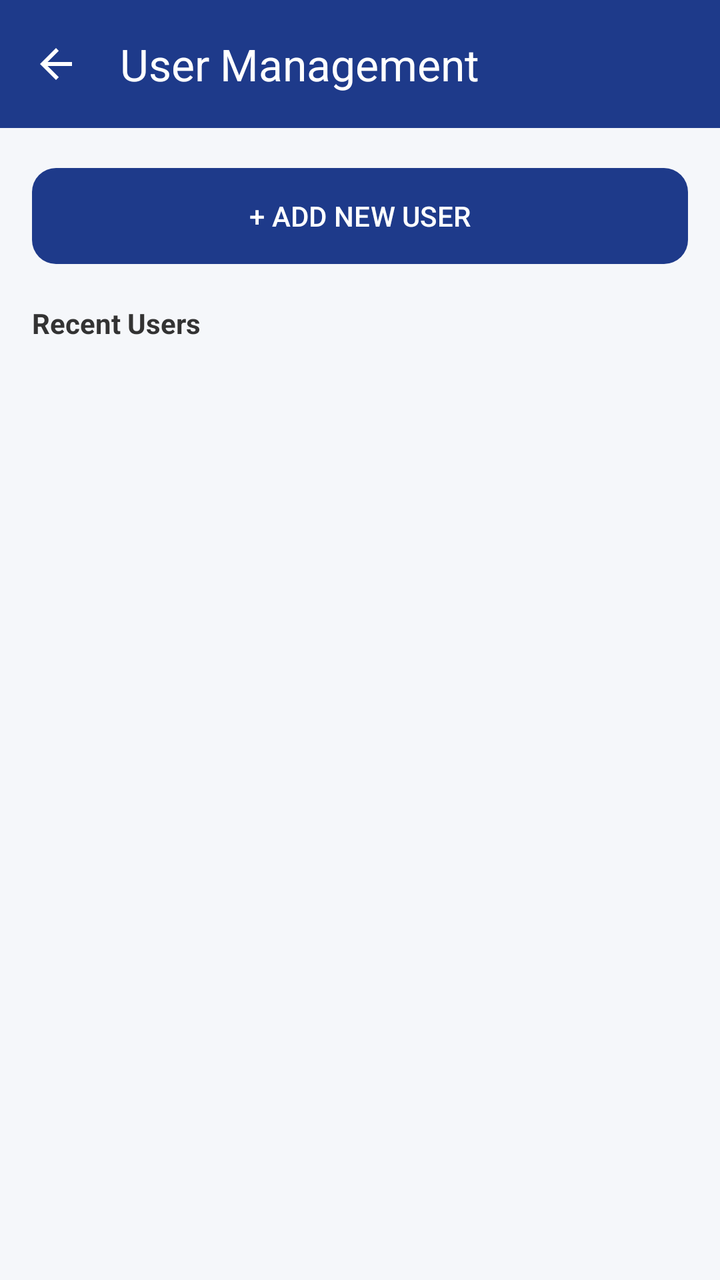
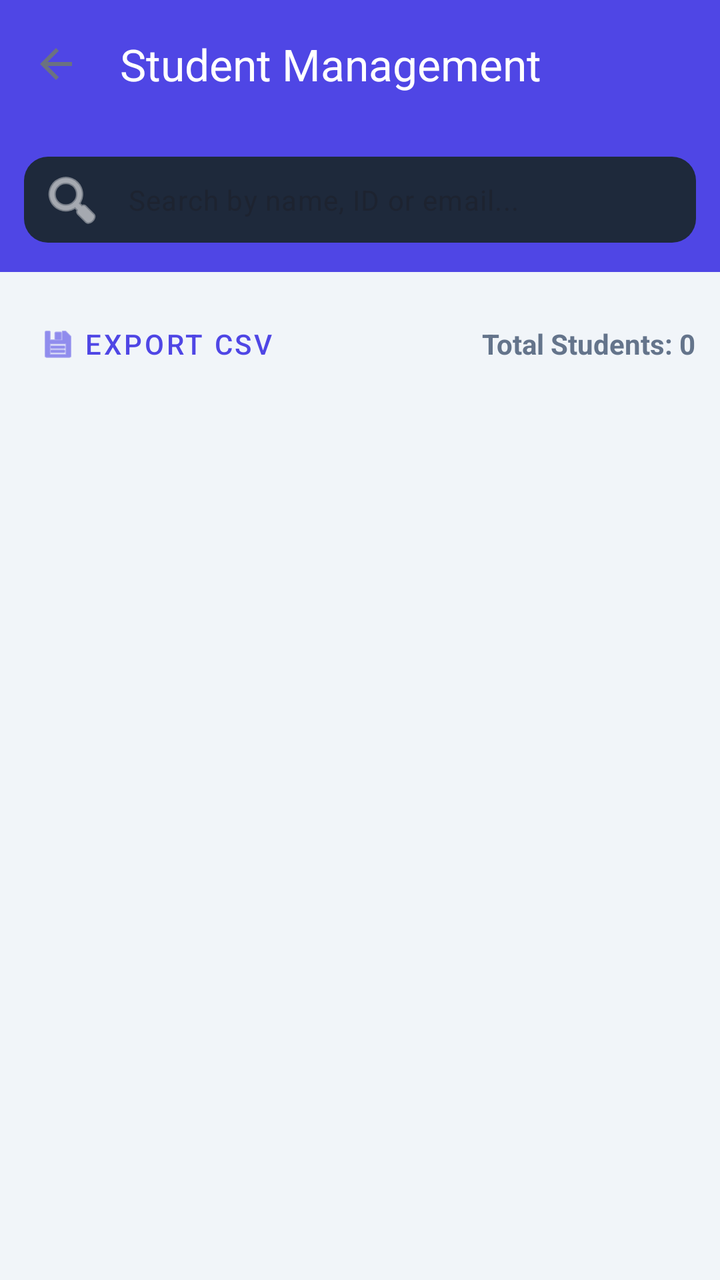

Compare the two renders of this Android layout. The source of the first and the diff that turns it into the second are given below.
<!-- AndroidManifest.xml: application theme Theme.TestApp -->
<!-- res/layout/activity_admin_user_management.xml -->
<?xml version="1.0" encoding="utf-8"?>
<androidx.coordinatorlayout.widget.CoordinatorLayout xmlns:android="http://schemas.android.com/apk/res/android"
    xmlns:app="http://schemas.android.com/apk/res-auto"
    xmlns:tools="http://schemas.android.com/tools"
    android:layout_width="match_parent"
    android:layout_height="match_parent"
    android:background="#F5F7FA"
    tools:context=".AdminUserManagementActivity">

    <com.google.android.material.appbar.AppBarLayout
        android:layout_width="match_parent"
        android:layout_height="wrap_content"
        android:theme="@style/ThemeOverlay.AppCompat.Dark.ActionBar">
        <androidx.appcompat.widget.Toolbar
            android:id="@+id/userMgmtToolbar"
            android:layout_width="match_parent"
            android:layout_height="?attr/actionBarSize"
            android:background="?attr/colorPrimary"
            app:navigationIcon="?attr/homeAsUpIndicator"
            app:title="User Management" />
    </com.google.android.material.appbar.AppBarLayout>

    <androidx.core.widget.NestedScrollView
        android:layout_width="match_parent"
        android:layout_height="match_parent"
        app:layout_behavior="@string/appbar_scrolling_view_behavior">

        <LinearLayout
            android:layout_width="match_parent"
            android:layout_height="wrap_content"
            android:orientation="vertical"
            android:padding="16dp">

            <com.google.android.material.button.MaterialButton
                android:id="@+id/btnAddUser"
                android:layout_width="match_parent"
                android:layout_height="56dp"
                android:text="+ ADD NEW USER"
                app:cornerRadius="12dp"
                android:layout_marginBottom="16dp"/>

            <TextView
                android:layout_width="wrap_content"
                android:layout_height="wrap_content"
                android:text="Recent Users"
                android:textStyle="bold"
                android:textColor="#333333"
                android:layout_marginBottom="8dp"/>

            <LinearLayout
                android:id="@+id/userListContainer"
                android:layout_width="match_parent"
                android:layout_height="wrap_content"
                android:orientation="vertical" />

        </LinearLayout>
    </androidx.core.widget.NestedScrollView>

</androidx.coordinatorlayout.widget.CoordinatorLayout>
<!-- resources referenced by this layout -->
<resources>
  <style name="Theme.TestApp" parent="Base.Theme.TestApp" />
  <style name="Base.Theme.TestApp" parent="Theme.Material3.DayNight.NoActionBar">
          
          <item name="colorPrimary">@color/colorPrimary</item>
          <item name="colorPrimaryVariant">@color/colorPrimaryDark</item>
          <item name="colorOnPrimary">@color/white</item>
  
          
          <item name="colorSecondary">@color/colorAccent</item>
          <item name="colorOnSecondary">@color/white</item>
  
          
          <item name="android:windowBackground">@color/dashboard_bg</item>
          <item name="colorSurface">@color/card_bg</item>
          <item name="colorOnSurface">@color/text_primary</item>
  
          
          <item name="android:statusBarColor">@color/colorPrimary</item>
          <item name="android:windowLightStatusBar">false</item>
      </style>
  <color name="colorPrimary">#1E3A8A</color>
  <color name="colorPrimaryDark">#1E3A8A</color>
  <color name="white">#FFFFFFFF</color>
  <color name="colorAccent">#3B82F6</color>
  <color name="dashboard_bg">#FFFFFF</color>
  <color name="card_bg">#FFFFFF</color>
  <color name="text_primary">#111827</color>
</resources>

<!-- the commit's change to res/layout/activity_admin_user_management.xml (unified diff, before → after) -->
@@ -4,20 +4,39 @@
     xmlns:tools="http://schemas.android.com/tools"
     android:layout_width="match_parent"
     android:layout_height="match_parent"
-    android:background="#F5F7FA"
+    android:background="#F1F5F9"
     tools:context=".AdminUserManagementActivity">
 
     <com.google.android.material.appbar.AppBarLayout
         android:layout_width="match_parent"
-        android:layout_height="wrap_content"
-        android:theme="@style/ThemeOverlay.AppCompat.Dark.ActionBar">
+        android:layout_height="wrap_content">
         <androidx.appcompat.widget.Toolbar
             android:id="@+id/userMgmtToolbar"
             android:layout_width="match_parent"
             android:layout_height="?attr/actionBarSize"
-            android:background="?attr/colorPrimary"
+            android:background="@color/colorPrimary"
             app:navigationIcon="?attr/homeAsUpIndicator"
-            app:title="User Management" />
+            app:title="Student Management"
+            app:titleTextColor="@color/white" />
+
+        <com.google.android.material.textfield.TextInputLayout
+            android:layout_width="match_parent"
+            android:layout_height="wrap_content"
+            android:padding="12dp"
+            android:background="@color/colorPrimary"
+            app:hintEnabled="false"
+            app:startIconDrawable="@android:drawable/ic_menu_search"
+            app:startIconTint="@color/white">
+            <com.google.android.material.textfield.TextInputEditText
+                android:id="@+id/etSearchUser"
+                android:layout_width="match_parent"
+                android:layout_height="wrap_content"
+                android:hint="Search by name, ID or email..."
+                android:textColor="@color/white"
+                android:background="@drawable/bg_rounded_dark"
+                android:padding="12dp"
+                android:textSize="14sp" />
+        </com.google.android.material.textfield.TextInputLayout>
     </com.google.android.material.appbar.AppBarLayout>
 
     <androidx.core.widget.NestedScrollView
@@ -29,23 +48,33 @@
             android:layout_width="match_parent"
             android:layout_height="wrap_content"
             android:orientation="vertical"
-            android:padding="16dp">
+            android:padding="12dp">
 
-            <com.google.android.material.button.MaterialButton
-                android:id="@+id/btnAddUser"
+            <LinearLayout
                 android:layout_width="match_parent"
-                android:layout_height="56dp"
-                android:text="+ ADD NEW USER"
-                app:cornerRadius="12dp"
-                android:layout_marginBottom="16dp"/>
+                android:layout_height="wrap_content"
+                android:orientation="horizontal"
+                android:gravity="center_vertical"
+                android:layout_marginBottom="12dp">
 
-            <TextView
-                android:layout_width="wrap_content"
-                android:layout_height="wrap_content"
-                android:text="Recent Users"
-                android:textStyle="bold"
-                android:textColor="#333333"
-                android:layout_marginBottom="8dp"/>
+                <com.google.android.material.button.MaterialButton
+                    android:id="@+id/btnExportData"
+                    style="@style/Widget.MaterialComponents.Button.TextButton"
+                    android:layout_width="wrap_content"
+                    android:layout_height="wrap_content"
+                    android:text="Export CSV"
+                    app:icon="@android:drawable/ic_menu_save" />
+
+                <View android:layout_width="0dp" android:layout_height="0dp" android:layout_weight="1" />
+
+                <TextView
+                    android:id="@+id/tvUserCount"
+                    android:layout_width="wrap_content"
+                    android:layout_height="wrap_content"
+                    android:text="Total Students: 0"
+                    android:textStyle="bold"
+                    android:textColor="#64748B"/>
+            </LinearLayout>
 
             <LinearLayout
                 android:id="@+id/userListContainer"
<!-- resource entries referenced after the edit -->
@@ -1,31 +1,58 @@
 <!-- resources referenced by this layout -->
 <resources>
   <style name="Theme.TestApp" parent="Base.Theme.TestApp" />
+  <color name="primary_indigo">#4F46E5</color>
   <style name="Base.Theme.TestApp" parent="Theme.Material3.DayNight.NoActionBar">
           
-          <item name="colorPrimary">@color/colorPrimary</item>
-          <item name="colorPrimaryVariant">@color/colorPrimaryDark</item>
+          <item name="colorPrimary">@color/blue_600</item>
           <item name="colorOnPrimary">@color/white</item>
+          <item name="colorPrimaryContainer">@color/blue_500</item>
+          <item name="colorOnPrimaryContainer">@color/white</item>
   
           
-          <item name="colorSecondary">@color/colorAccent</item>
+          <item name="colorSecondary">@color/slate_700</item>
           <item name="colorOnSecondary">@color/white</item>
+          <item name="colorSecondaryContainer">#E0E7FF</item>
+          <item name="colorOnSecondaryContainer">@color/blue_600</item>
   
           
-          <item name="android:windowBackground">@color/dashboard_bg</item>
-          <item name="colorSurface">@color/card_bg</item>
-          <item name="colorOnSurface">@color/text_primary</item>
+          <item name="android:windowBackground">@color/slate_50</item>
+          <item name="colorSurface">@color/white</item>
+          <item name="colorOnSurface">@color/slate_900</item>
+          <item name="colorSurfaceVariant">#F3F4F6</item>
+          <item name="colorOnSurfaceVariant">@color/slate_700</item>
+          <item name="colorOutline">@color/slate_200</item>
   
           
-          <item name="android:statusBarColor">@color/colorPrimary</item>
-          <item name="android:windowLightStatusBar">false</item>
+          <item name="android:textColorPrimary">@color/slate_900</item>
+          <item name="android:textColorSecondary">@color/slate_500</item>
+  
+          
+          <item name="android:statusBarColor">@color/white</item>
+          <item name="android:windowLightStatusBar">true</item>
+  
+          
+          <item name="itemIconTint">@color/nav_item_colors</item>
+          <item name="itemTextColor">@color/nav_item_colors</item>
       </style>
-  <color name="colorPrimary">#1E3A8A</color>
-  <color name="colorPrimaryDark">#1E3A8A</color>
+  <color name="blue_600">@color/primary_indigo</color>
+  <color name="blue_500">#6366F1</color>
+  <color name="slate_700">#374151</color>
+  <color name="slate_50">@color/background_off_white</color>
+  <color name="slate_900">@color/text_primary_dark</color>
+  <color name="slate_200">@color/border_light_grey</color>
+  <color name="slate_500">@color/text_secondary_grey</color>
+  <color name="background_off_white">#F9FAFB</color>
+  <color name="text_primary_dark">#111827</color>
+  <color name="border_light_grey">#E5E7EB</color>
+  <color name="text_secondary_grey">#6B7280</color>
+  <color name="colorPrimary">@color/primary_indigo</color>
   <color name="white">#FFFFFFFF</color>
-  <color name="colorAccent">#3B82F6</color>
-  <color name="dashboard_bg">#FFFFFF</color>
-  <color name="card_bg">#FFFFFF</color>
-  <color name="text_primary">#111827</color>
+  <!-- drawable bg_rounded_dark (drawable) -->
+  <?xml version="1.0" encoding="utf-8"?>
+  <shape xmlns:android="http://schemas.android.com/apk/res/android">
+      <solid android:color="#1E293B" />
+      <corners android:radius="12dp" />
+  </shape>
 </resources>
 
